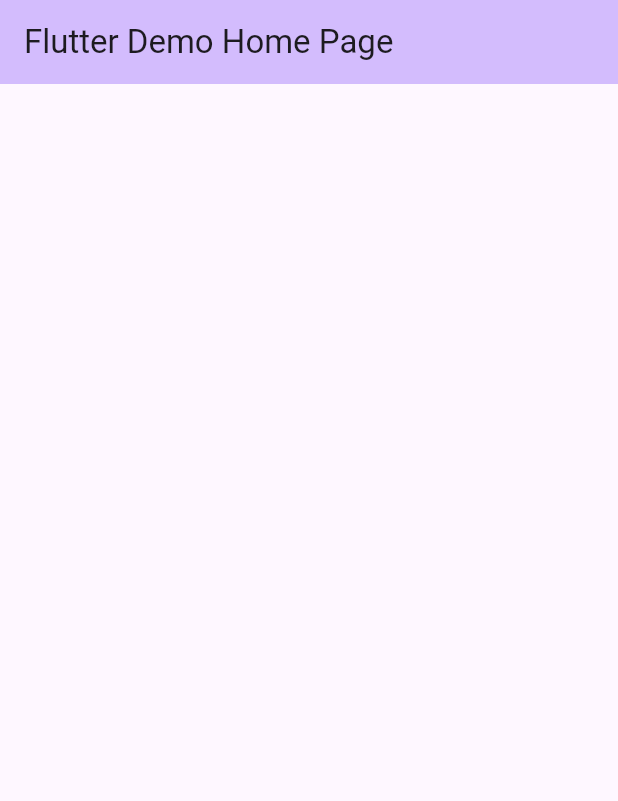
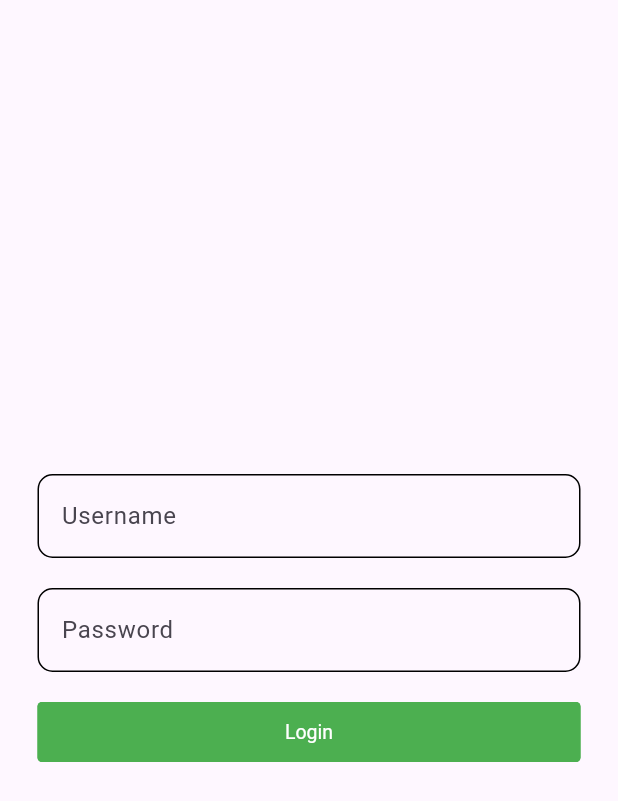
Before and after one commit to projekt-inzynierski/survey_frontend, a Flutter app: the screen it shows after launch, on a phone screen of 412 x 824 dp. Shown: the top 801 px of the screen. Run offline on Flutter 3.47's test engine with Material 3 defaults, Android fonts, the phone set to English and light mode, and no system bars; drawn by our look-alikes of getwidget; our stand-ins replace get.

Commit message:
#6: add login page mocked (#1)
* #6: add login page mocked

* validate data not to be too long

```diff
--- /dev/null
+++ b/lib/data/models/login_dto.dart
@@ -0,0 +1,4 @@
+class LoginDto{
+  String? username;
+  String? password;
+}
--- a/lib/main.dart
+++ b/lib/main.dart
@@ -1,45 +1,24 @@
 import 'package:flutter/material.dart';
+import 'package:get/get.dart';
+import 'package:survey_frontend/presentation/app_styles.dart';
+import 'package:survey_frontend/presentation/bindings/login_bindings.dart';
+import 'package:survey_frontend/presentation/screens/home_screen.dart';
+import 'package:survey_frontend/presentation/screens/login_screen.dart';
 
 void main() {
-  runApp(const MyApp());
+  runApp(GetMaterialApp(
+    theme: AppStyles.lightTheme,
+    initialRoute: '/login',
+    getPages: [
+      GetPage(
+        name: '/login',
+        page: () => const LoginScreen(),
+        binding: LoginBindings()
+      ),
+      GetPage(
+        name: '/home',
+        page: () => const HomeScreen()
+      )
+    ],
+  ));
 }
-
-class MyApp extends StatelessWidget {
-  const MyApp({super.key});
-
-  @override
-  Widget build(BuildContext context) {
-    return MaterialApp(
-      title: 'Flutter Demo',
-      theme: ThemeData(
-        colorScheme: ColorScheme.fromSeed(seedColor: Colors.deepPurple),
-        useMaterial3: true,
-      ),
-      home: const MyHomePage(title: 'Flutter Demo Home Page'),
-    );
-  }
-}
-
-class MyHomePage extends StatefulWidget {
-  const MyHomePage({super.key, required this.title});
-
-  final String title;
-
-  @override
-  State<MyHomePage> createState() => _MyHomePageState();
-}
-
-class _MyHomePageState extends State<MyHomePage> {
-
-  @override
-  Widget build(BuildContext context) {
-    return Scaffold(
-      appBar: AppBar(
-        backgroundColor: Theme.of(context).colorScheme.inversePrimary,
-        title: Text(widget.title),
-      ),
-      body: const Center(
-      ),
-    );
-  }
-}
--- /dev/null
+++ b/lib/presentation/controllers/login_controller.dart
@@ -0,0 +1,57 @@
+import 'package:flutter/material.dart';
+import 'package:get/get.dart';
+import 'package:survey_frontend/data/models/login_dto.dart';
+
+class LoginController extends GetxController{
+  final Rx<LoginDto> model = LoginDto().obs;
+  final formKey = GlobalKey<FormState>();
+  bool isBusy = false;
+
+  void login() async{
+    if (isBusy){
+      return;
+    }
+
+    try{
+      isBusy = true;
+      final isValid = formKey.currentState!.validate();
+      Get.focusScope!.unfocus();
+
+      if (isValid) {
+        formKey.currentState!.save();
+        await Get.offNamed("/home");
+      }
+    } catch (e){
+      await Get.defaultDialog(
+        title: "Error",
+        middleText: "Something went wrong. Try again later",
+      );
+    } finally{
+      isBusy = false;
+    }
+  }
+
+  String? passwordValidator(String? value){
+    if (value == null || value == ''){
+      return 'Password must not be empty';
+    }
+
+    if (value.length > 255){
+      return 'Password must not be longer than 255 characters';
+    }
+
+    return null;
+  }
+
+  String? usernameValidator(String? value){
+    if (value == null || value == ''){
+      return 'Username must not be empty';
+    }
+
+    if (value.length > 255){
+      return 'Username must not be longer than 255 characters';
+    }
+
+    return null;
+  }
+}
--- /dev/null
+++ b/lib/presentation/screens/login_screen.dart
@@ -0,0 +1,50 @@
+import 'package:flutter/material.dart';
+import 'package:getwidget/getwidget.dart';
+import 'package:get/get.dart';
+import 'package:survey_frontend/presentation/controllers/login_controller.dart';
+
+class LoginScreen extends GetView<LoginController>{
+  const LoginScreen({super.key});
+
+  @override
+  Widget build(BuildContext context) {
+    return  Scaffold(
+      body: Padding(
+        padding: const EdgeInsets.all(25.0),
+        child: Form(
+          key: controller.formKey,
+          child: Column(
+              crossAxisAlignment: CrossAxisAlignment.center,
+              mainAxisAlignment: MainAxisAlignment.center,
+              children: [
+                TextFormField(
+                  decoration: const InputDecoration(
+                    labelText: "Username",
+                  ),
+                  validator: controller.usernameValidator,
+                  onChanged: (value){controller.model.value.username = value;},
+                  ),
+                const SizedBox(height: 20,),
+                TextFormField(
+                  decoration: const InputDecoration(
+                    labelText: "Password",
+                  ),
+                  validator: controller.passwordValidator,
+                  obscureText: true,
+                  onChanged: (value){controller.model.value.password = value;},
+                ),
+                const SizedBox(height: 20,),
+                GFButton(
+                  onPressed: controller.login,
+                  text: "Login",
+                  blockButton: true,
+                  type: GFButtonType.solid,
+                  color: Theme.of(context).primaryColor
+                  )
+              ],),
+        ),
+      ),
+    );
+  }
+
+}
--- a/pubspec.yaml
+++ b/pubspec.yaml
@@ -35,6 +35,9 @@ dependencies:
   # The following adds the Cupertino Icons font to your application.
   # Use with the CupertinoIcons class for iOS style icons.
   cupertino_icons: ^1.0.6
+  get: ^4.6.6
+  getwidget: ^4.0.0
+  logger: ^2.1.0
 
 dev_dependencies:
   flutter_test:
```
Also changed, not shown: lib/presentation/app_styles.dart (added, +44 -0 lines), lib/presentation/bindings/login_bindings.dart (added, +9 -0 lines), lib/presentation/screens/home_screen.dart (added, +13 -0 lines), pubspec.lock.
